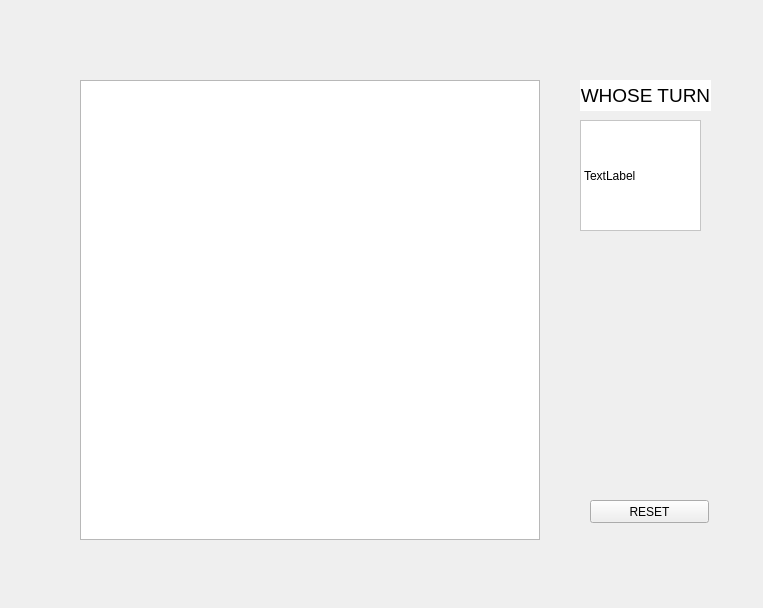
Old version of the form gamewindow.ui in the repository mbochene/QtUltimateTicTacToe.
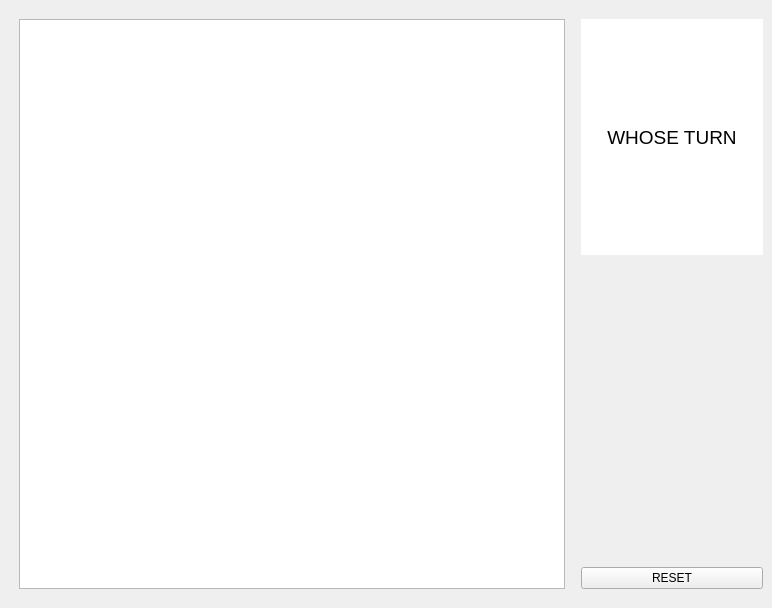
New version of the form.

Commit message: Rysowany QLabel

```diff
--- a/gamewindow.ui
+++ b/gamewindow.ui
@@ -6,7 +6,7 @@
    <rect>
     <x>0</x>
     <y>0</y>
-    <width>763</width>
+    <width>772</width>
     <height>608</height>
    </rect>
   </property>
@@ -17,39 +17,93 @@
    <string notr="true">background:none</string>
   </property>
   <widget class="QWidget" name="centralwidget">
-   <widget class="QLabel" name="whoseTurnLabel">
-    <property name="geometry">
-     <rect>
-      <x>580</x>
-      <y>120</y>
-      <width>121</width>
-      <height>111</height>
-     </rect>
-    </property>
-    <property name="layoutDirection">
-     <enum>Qt::LeftToRight</enum>
-    </property>
-    <property name="styleSheet">
-     <string notr="true">background-color:white</string>
-    </property>
-    <property name="frameShape">
-     <enum>QFrame::StyledPanel</enum>
-    </property>
-    <property name="frameShadow">
-     <enum>QFrame::Sunken</enum>
+   <layout class="QGridLayout" name="gridLayout">
+    <item row="3" column="3">
+     <widget class="QPushButton" name="resetButton">
+      <property name="sizePolicy">
+       <sizepolicy hsizetype="MinimumExpanding" vsizetype="Fixed">
+        <horstretch>1</horstretch>
+        <verstretch>0</verstretch>
+       </sizepolicy>
     </property>
     <property name="text">
-     <string>TextLabel</string>
-    </property>
-   </widget>
+       <string>RESET</string>
+      </property>
+     </widget>
+    </item>
+    <item row="1" column="0">
+     <spacer name="horizontalSpacer">
+      <property name="orientation">
+       <enum>Qt::Horizontal</enum>
+      </property>
+      <property name="sizeType">
+       <enum>QSizePolicy::Fixed</enum>
+      </property>
+      <property name="sizeHint" stdset="0">
+       <size>
+        <width>10</width>
+        <height>20</height>
+       </size>
+      </property>
+     </spacer>
+    </item>
+    <item row="1" column="2">
+     <spacer name="horizontalSpacer_2">
+      <property name="orientation">
+       <enum>Qt::Horizontal</enum>
+      </property>
+      <property name="sizeType">
+       <enum>QSizePolicy::Fixed</enum>
+      </property>
+      <property name="sizeHint" stdset="0">
+       <size>
+        <width>10</width>
+        <height>20</height>
+       </size>
+      </property>
+     </spacer>
+    </item>
+    <item row="2" column="3">
+     <spacer name="verticalSpacer_4">
+      <property name="orientation">
+       <enum>Qt::Vertical</enum>
+      </property>
+      <property name="sizeType">
+       <enum>QSizePolicy::Preferred</enum>
+      </property>
+      <property name="sizeHint" stdset="0">
+       <size>
+        <width>20</width>
+        <height>300</height>
+       </size>
+      </property>
+     </spacer>
+    </item>
+    <item row="0" column="1">
+     <spacer name="verticalSpacer_3">
+      <property name="orientation">
+       <enum>Qt::Vertical</enum>
+      </property>
+      <property name="sizeType">
+       <enum>QSizePolicy::Fixed</enum>
+      </property>
+      <property name="sizeHint" stdset="0">
+       <size>
+        <width>20</width>
+        <height>10</height>
+       </size>
+      </property>
+     </spacer>
+    </item>
+    <item row="1" column="3">
+     <layout class="QVBoxLayout" name="verticalLayout">
+      <item>
    <widget class="QLabel" name="whoseTurnTextLabel">
-    <property name="geometry">
-     <rect>
-      <x>580</x>
-      <y>80</y>
-      <width>131</width>
-      <height>31</height>
-     </rect>
+        <property name="sizePolicy">
+         <sizepolicy hsizetype="MinimumExpanding" vsizetype="Preferred">
+          <horstretch>1</horstretch>
+          <verstretch>0</verstretch>
+         </sizepolicy>
     </property>
     <property name="font">
      <font>
@@ -66,35 +120,36 @@
      <set>Qt::AlignCenter</set>
     </property>
    </widget>
-   <widget class="QPushButton" name="resetButton">
-    <property name="geometry">
-     <rect>
-      <x>590</x>
-      <y>500</y>
-      <width>119</width>
-      <height>23</height>
-     </rect>
-    </property>
-    <property name="text">
-     <string>RESET</string>
-    </property>
-   </widget>
+      </item>
+     </layout>
+    </item>
+    <item row="4" column="1">
+     <spacer name="verticalSpacer">
+      <property name="orientation">
+       <enum>Qt::Vertical</enum>
+      </property>
+      <property name="sizeType">
+       <enum>QSizePolicy::Fixed</enum>
+      </property>
+      <property name="sizeHint" stdset="0">
+       <size>
+        <width>20</width>
+        <height>10</height>
+       </size>
+      </property>
+     </spacer>
+    </item>
+    <item row="1" column="1" rowspan="3">
    <widget class="QGraphicsView" name="boardView">
-    <property name="geometry">
-     <rect>
-      <x>80</x>
-      <y>80</y>
-      <width>460</width>
-      <height>460</height>
-     </rect>
-    </property>
     <property name="sizePolicy">
-     <sizepolicy hsizetype="Preferred" vsizetype="Preferred">
-      <horstretch>0</horstretch>
+       <sizepolicy hsizetype="MinimumExpanding" vsizetype="MinimumExpanding">
+        <horstretch>3</horstretch>
       <verstretch>0</verstretch>
      </sizepolicy>
     </property>
    </widget>
+    </item>
+   </layout>
   </widget>
   <widget class="QMenuBar" name="menubar">
    <property name="geometry">
```
Left out of the diff: 2 changed lines with no effect on the pictures. Lines whose indentation alone changed are shown as unchanged. The commit also changes 7 other files.
